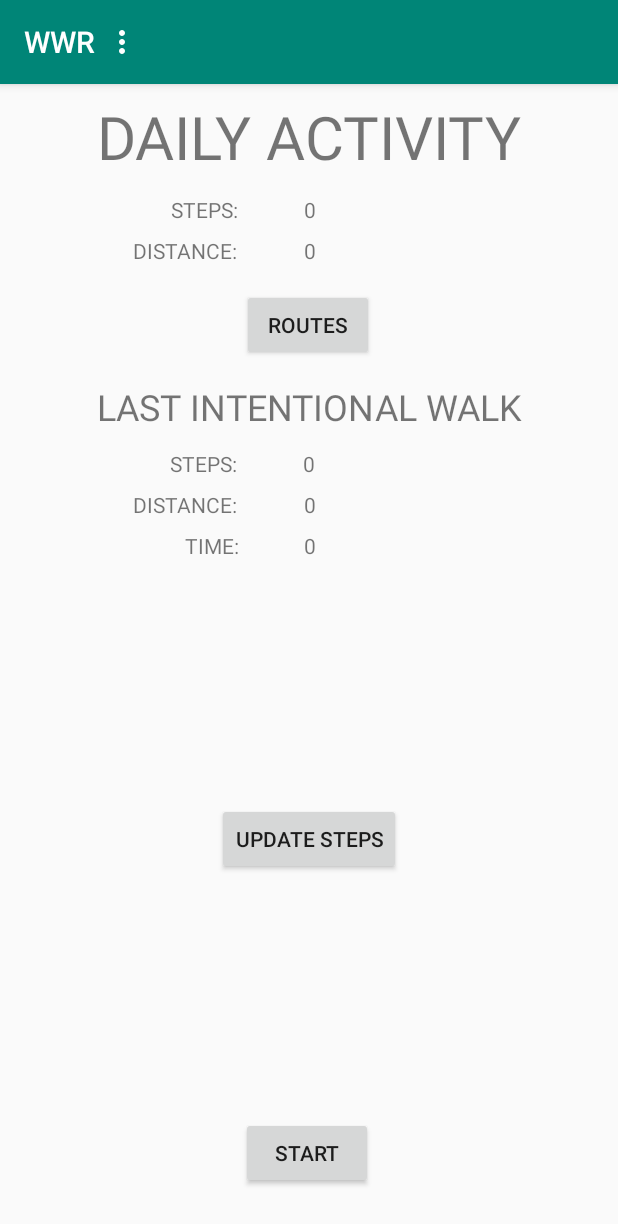
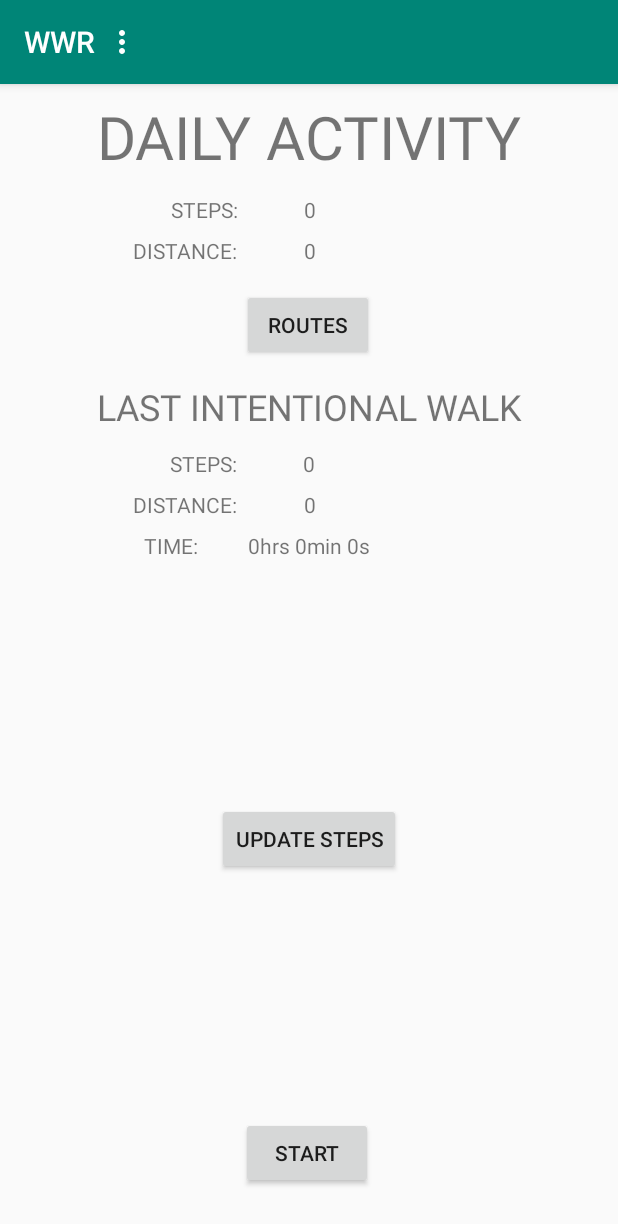
Before and after one commit to UCSD-CSE-110-2020/team-project-team28, an Android app: the MainActivity screen opened directly, with no data from a screen before it, on a phone screen of 412 x 824 dp. Shown: the top 1224 px of the screen. Run offline under Robolectric (Android 15) with nearby library versions, the phone set to English and light mode, and no system bars; 3 statements that could not run were skipped.

Commit message:
Fixed time display

```diff
--- a/app/src/main/java/com/example/wwr/AskHeight_Activity.java
+++ b/app/src/main/java/com/example/wwr/AskHeight_Activity.java
@@ -22,12 +22,10 @@ public class AskHeight_Activity extends AppCompatActivity {
         Toolbar toolbar = findViewById(R.id.toolbar);
         setSupportActionBar(toolbar);
 
-
         Button enter = (Button)findViewById(R.id.enter_button);
         enter.setOnClickListener(new View.OnClickListener(){
             @Override
             public void onClick(View view){
-
                 EditText height = (EditText) findViewById(R.id.height_input);
                 SharedPreferences sharedPreferences = getSharedPreferences("height",MODE_PRIVATE);
                 SharedPreferences.Editor editor = sharedPreferences.edit();
@@ -37,8 +35,6 @@ public class AskHeight_Activity extends AppCompatActivity {
             }
         });
 
-
-
     }
 
 }
--- a/app/src/main/java/com/example/wwr/MainActivity.java
+++ b/app/src/main/java/com/example/wwr/MainActivity.java
@@ -17,6 +17,7 @@ import androidx.appcompat.widget.Toolbar;
 import com.example.wwr.fitness.FitnessService;
 import com.example.wwr.fitness.FitnessServiceFactory;
 import com.example.wwr.fitness.GoogleFitAdapter;
+import com.google.android.gms.fitness.request.DataReadRequest;
 
 public class MainActivity extends AppCompatActivity {
     public static final String FITNESS_SERVICE_KEY = "FITNESS_SERVICE_KEY";
@@ -38,7 +39,6 @@ public class MainActivity extends AppCompatActivity {
                 return new GoogleFitAdapter(mainactivity);
             }
         });
-
 
         Button button = (Button) findViewById(R.id.dailyActivityToRoutes);
         button.setOnClickListener(new View.OnClickListener() {
@@ -80,9 +80,9 @@ public class MainActivity extends AppCompatActivity {
 
                 TextView t = findViewById(R.id.last_steps_num);
                 t.setText(String.valueOf(totalSteps));
-
             }
         });
+
     }
 
     public void heightActivity(){
@@ -92,17 +92,21 @@ public class MainActivity extends AppCompatActivity {
         SharedPreferences.Editor editor =prefs.edit();
         editor.putBoolean("firstStart",false);
         editor.apply();
-
     }
 
     @Override
     protected void onResume() {
         super.onResume();
         SharedPreferences sharedPreferences = getSharedPreferences("recentWalk", MODE_PRIVATE);
-        //Long totalTime = sharedPreferences.getLong("time", 0);
         Long totalTime = sharedPreferences.getLong("time", 0);
+        int totalInt = totalTime.intValue() / 1000;
+        String hours = totalInt / 3600 + "hrs ";
+        String minutes = (totalInt / 60) % 60 + "min ";
+        String seconds = totalInt % 60 + "s";
+        String time = hours + minutes + seconds;
+
         TextView displayTime = (TextView) findViewById(R.id.last_time_num);
-        displayTime.setText(totalTime.toString());
+        displayTime.setText(time);
     }
 
     public void setStepCount(long stepCount) {
@@ -158,7 +162,6 @@ public class MainActivity extends AppCompatActivity {
         if (id == R.id.action_settings) {
             return true;
         }
-
         return super.onOptionsItemSelected(item);
     }
 
```
